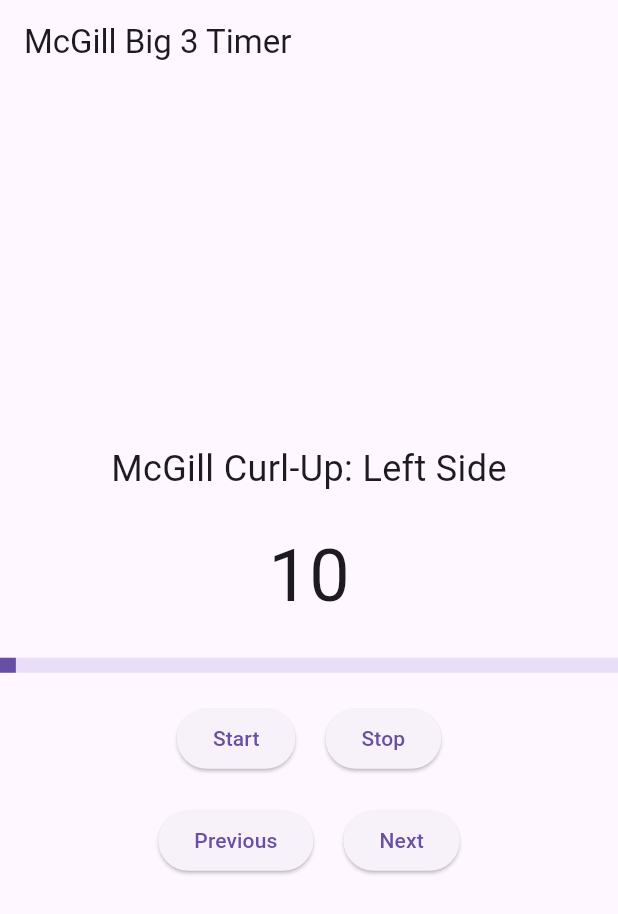
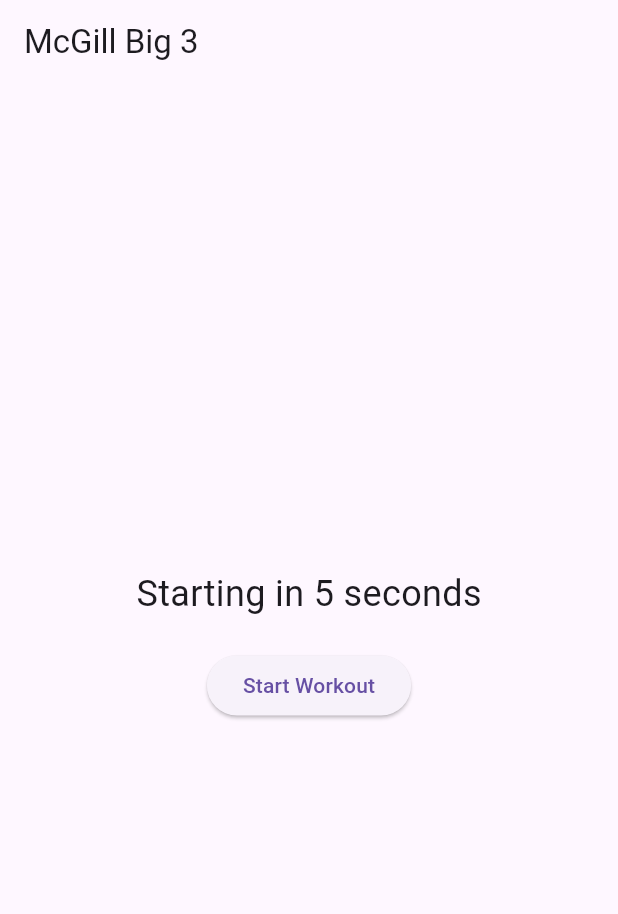
Before and after one commit to lankabelgezogen/McGill-Big-3-App, a Flutter app: the screen it shows after launch, on a phone screen of 412 x 824 dp. Shown: the top 914 px of the screen. Run offline on Flutter 3.47's test engine with Material 3 defaults, Android fonts, the phone set to English and light mode, and no system bars; our stand-ins replace audioplayers.

Commit message:
added countdown + improved sequence

```diff
--- a/mcgill_big_3/lib/main.dart
+++ b/mcgill_big_3/lib/main.dart
@@ -24,11 +24,13 @@ class TimerScreen extends StatefulWidget {
 
 class _TimerScreenState extends State<TimerScreen> {
   int _seconds = 10;
+  int _preExerciseCountdown = 5;
   Timer? _timer;
   final player = AudioPlayer();
   bool _mcgillCurlUpAnnounced = false;
   bool _sidePlankAnnounced = false;
   bool _birdDogAnnounced = false;
+  bool _preExerciseCountdownActive = true;
 
   final List<String> _exerciseSequence = const [
     'McGill Curl-Up: Left Side',
@@ -36,7 +38,6 @@ class _TimerScreenState extends State<TimerScreen> {
     'McGill Curl-Up: Left Side',
     'Pause',
     'McGill Curl-Up: Left Side',
-    'Pause',
     'Switch Sides',
     'McGill Curl-Up: Right Side',
     'Pause',
@@ -49,7 +50,6 @@ class _TimerScreenState extends State<TimerScreen> {
     'Side Plank: Left Side',
     'Pause',
     'Side Plank: Left Side',
-    'Pause',
     'Switch Sides',
     'Side Plank: Right Side',
     'Pause',
@@ -62,17 +62,34 @@ class _TimerScreenState extends State<TimerScreen> {
     'Bird-Dog: Left Side',
     'Pause',
     'Bird-Dog: Left Side',
-    'Pause',
     'Switch Sides',
     'Bird-Dog: Right Side',
     'Pause',
     'Bird-Dog: Right Side',
     'Pause',
-    'Bird-Dog: Right Side',
-    'Pause',
+    'Bird-Dog: Right Side'
   ];
 
   int _currentStep = 0;
+
+  void _startPreExerciseCountdown() {
+    setState(() {
+      _preExerciseCountdownActive = true;
+      _preExerciseCountdown = 5;
+    });
+
+    _timer = Timer.periodic(const Duration(seconds: 1), (timer) {
+      setState(() {
+        if (_preExerciseCountdown > 0) {
+          _preExerciseCountdown--;
+        } else {
+          _preExerciseCountdownActive = false;
+          timer.cancel();
+          _startTimer();
+        }
+      });
+    });
+  }
 
   void _startTimer() {
     if (_timer != null) {
@@ -82,7 +99,7 @@ class _TimerScreenState extends State<TimerScreen> {
     _timer = Timer.periodic(const Duration(seconds: 1), (timer) {
       setState(() {
         if (_seconds > 0) {
-          if (_seconds <= 3) {
+          if (_seconds <= 1) {
             _playBeep();
           }
           _seconds--;
@@ -182,12 +199,20 @@ class _TimerScreenState extends State<TimerScreen> {
   Widget build(BuildContext context) {
     return Scaffold(
       appBar: AppBar(
-        title: const Text('McGill Big 3 Timer'),
+        title: const Text('McGill Big 3'),
       ),
       body: Center(
         child: Column(
           mainAxisAlignment: MainAxisAlignment.center,
           children: <Widget>[
+            if (_preExerciseCountdownActive)
+              Text(
+                'Starting in $_preExerciseCountdown seconds',
+                style: const TextStyle(fontSize: 24),
+              )
+            else
+              Column(
+                children: [
                   Text(
                     _exerciseSequence[_currentStep],
                     style: const TextStyle(fontSize: 24),
@@ -204,6 +229,14 @@ class _TimerScreenState extends State<TimerScreen> {
                     minHeight: 10,
                   ),
                   const SizedBox(height: 20),
+                  Text(
+                    'Next: ${_currentStep < _exerciseSequence.length - 1 ? _exerciseSequence[_currentStep + 1] : 'Completed'}',
+                    style: const TextStyle(fontSize: 20),
+                  ),
+                ],
+              ),
+            const SizedBox(height: 20),
+            if (!_preExerciseCountdownActive)
               Row(
                 mainAxisAlignment: MainAxisAlignment.center,
                 children: <Widget>[
@@ -218,7 +251,13 @@ class _TimerScreenState extends State<TimerScreen> {
                   ),
                 ],
               ),
+            if (_preExerciseCountdownActive)
+              ElevatedButton(
+                onPressed: _startPreExerciseCountdown,
+                child: const Text('Start Workout'),
+              ),
             const SizedBox(height: 20),
+            if (!_preExerciseCountdownActive)
               Row(
                 mainAxisAlignment: MainAxisAlignment.center,
                 children: <Widget>[
```
Lines whose indentation alone changed are shown as unchanged.
